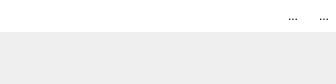
This is custorm_combobox_completer/FormCustomSearch2.ui in gcf89/qt as Qt 5 draws it before an edit. The edited form follows.
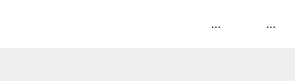
This is the edited form. Icons and pictures are not drawn.

Commit message: custom complater 2

```diff
--- a/custorm_combobox_completer/FormCustomSearch2.ui
+++ b/custorm_combobox_completer/FormCustomSearch2.ui
@@ -6,14 +6,17 @@
    <rect>
     <x>0</x>
     <y>0</y>
-    <width>336</width>
-    <height>84</height>
+    <width>295</width>
+    <height>81</height>
    </rect>
   </property>
   <property name="windowTitle">
    <string>Form</string>
   </property>
   <layout class="QVBoxLayout" name="layoutMain" stretch="0,1">
+   <property name="spacing">
+    <number>1</number>
+   </property>
    <property name="leftMargin">
     <number>0</number>
    </property>
@@ -32,40 +35,28 @@
       <number>0</number>
      </property>
      <item>
-      <widget class="QTextEdit" name="textEdit">
+      <widget class="QLineEdit" name="lineEdit">
        <property name="minimumSize">
         <size>
          <width>0</width>
-         <height>32</height>
+         <height>48</height>
         </size>
        </property>
        <property name="maximumSize">
         <size>
          <width>16777215</width>
-         <height>32</height>
+         <height>48</height>
         </size>
        </property>
        <property name="font">
         <font>
          <family>Tahoma</family>
          <pointsize>12</pointsize>
-         <weight>50</weight>
-         <bold>false</bold>
-         <stylestrategy>PreferAntialias</stylestrategy>
-         <kerning>true</kerning>
+         <stylestrategy>PreferDefault</stylestrategy>
         </font>
        </property>
-       <property name="frameShape">
-        <enum>QFrame::NoFrame</enum>
-       </property>
-       <property name="frameShadow">
-        <enum>QFrame::Plain</enum>
-       </property>
-       <property name="verticalScrollBarPolicy">
-        <enum>Qt::ScrollBarAlwaysOff</enum>
-       </property>
-       <property name="horizontalScrollBarPolicy">
-        <enum>Qt::ScrollBarAlwaysOff</enum>
+       <property name="frame">
+        <bool>false</bool>
        </property>
       </widget>
      </item>
@@ -73,14 +64,14 @@
       <widget class="QToolButton" name="toolButtonSearch">
        <property name="minimumSize">
         <size>
-         <width>0</width>
-         <height>32</height>
+         <width>48</width>
+         <height>48</height>
         </size>
        </property>
        <property name="maximumSize">
         <size>
          <width>16777215</width>
-         <height>32</height>
+         <height>48</height>
         </size>
        </property>
        <property name="styleSheet">
@@ -106,6 +97,12 @@
      </item>
      <item>
       <widget class="QLabel" name="labelSplitter">
+       <property name="minimumSize">
+        <size>
+         <width>0</width>
+         <height>48</height>
+        </size>
+       </property>
        <property name="maximumSize">
         <size>
          <width>10</width>
@@ -130,14 +127,14 @@
       <widget class="QToolButton" name="toolButtonClear">
        <property name="minimumSize">
         <size>
-         <width>0</width>
-         <height>32</height>
+         <width>48</width>
+         <height>48</height>
         </size>
        </property>
        <property name="maximumSize">
         <size>
          <width>16777215</width>
-         <height>32</height>
+         <height>48</height>
         </size>
        </property>
        <property name="styleSheet">
```
The commit also changes 8 other files.
